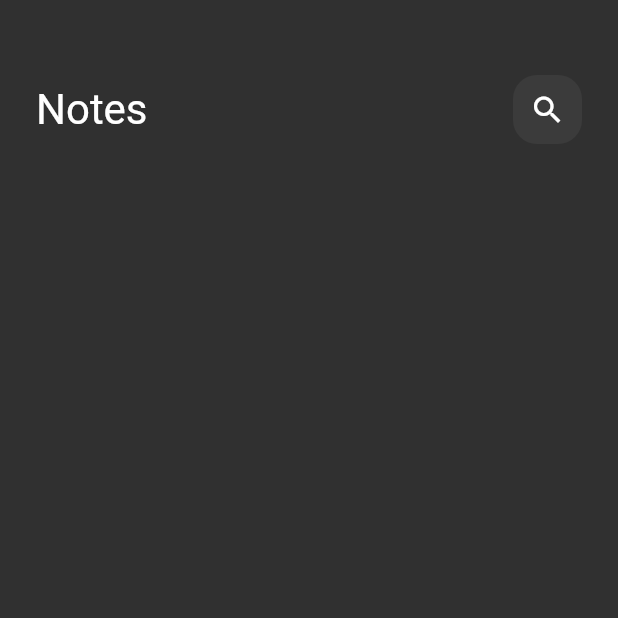
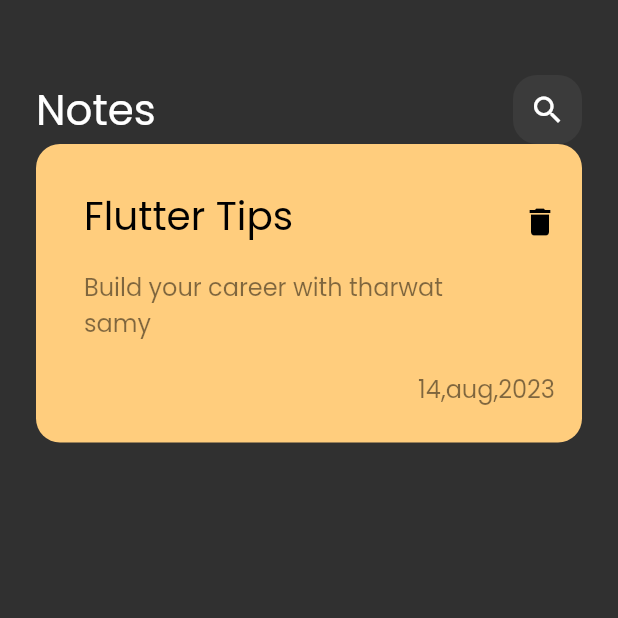
Before and after one commit to Rajab-Alkahef/note_app, a Flutter app: the screen it shows after launch, on a phone screen of 412 x 824 dp, the top half of it. Run offline on Flutter 3.47's test engine with Material 2 defaults, Android fonts, the phone set to English and light mode, and no system bars.

Commit message:
create custom note item

```diff
--- /dev/null
+++ b/lib/Views/widgets/custom_note_item.dart
@@ -0,0 +1,55 @@
+import 'package:flutter/cupertino.dart';
+import 'package:flutter/material.dart';
+
+class NotesItem extends StatelessWidget {
+  const NotesItem({super.key});
+
+  @override
+  Widget build(BuildContext context) {
+    return Container(
+      padding: const EdgeInsets.only(top: 24, bottom: 24, left: 16),
+      decoration: BoxDecoration(
+        color: Color(0xffffcd7d),
+        borderRadius: BorderRadius.circular(16),
+      ),
+      child: Column(
+        crossAxisAlignment: CrossAxisAlignment.end,
+        children: [
+          ListTile(
+            title: const Text(
+              'Flutter Tips',
+              style: TextStyle(
+                color: Colors.black,
+                fontSize: 26,
+              ),
+            ),
+            subtitle: Padding(
+              padding: const EdgeInsets.symmetric(vertical: 16),
+              child: Text(
+                'Build your career with tharwat samy',
+                style: TextStyle(
+                  color: Colors.black.withOpacity(0.5),
+                  fontSize: 16,
+                ),
+              ),
+            ),
+            trailing: const Icon(
+              Icons.delete,
+              color: Colors.black,
+            ),
+          ),
+          Padding(
+            padding: const EdgeInsets.only(right: 18.0),
+            child: Text(
+              '14,aug,2023',
+              style: TextStyle(
+                fontSize: 16,
+                color: Colors.black.withOpacity(0.5),
+              ),
+            ),
+          ),
+        ],
+      ),
+    );
+  }
+}
--- a/lib/Views/widgets/notes_view_body.dart
+++ b/lib/Views/widgets/notes_view_body.dart
@@ -1,6 +1,8 @@
 import 'package:flutter/cupertino.dart';
+import 'package:flutter/material.dart';
 
 import 'custom_app_bar.dart';
+import 'custom_note_item.dart';
 
 class NotesViewBody extends StatelessWidget {
   const NotesViewBody({super.key});
@@ -15,6 +17,7 @@ class NotesViewBody extends StatelessWidget {
             height: 50,
           ),
           customAppBar(),
+          NotesItem(),
         ],
       ),
     );
--- a/lib/main.dart
+++ b/lib/main.dart
@@ -11,7 +11,10 @@ class NoteApp extends StatelessWidget {
   @override
   Widget build(BuildContext context) {
     return MaterialApp(
-      theme: ThemeData(brightness: Brightness.dark),
+      theme: ThemeData(
+        brightness: Brightness.dark,
+        fontFamily: 'Poppins',
+      ),
       home: notesView(),
     );
   }
```
Also changed, not shown: pubspec.yaml (+7 -15 lines), assets/fonts/POPPINS-REGULAR.TTF (added).
